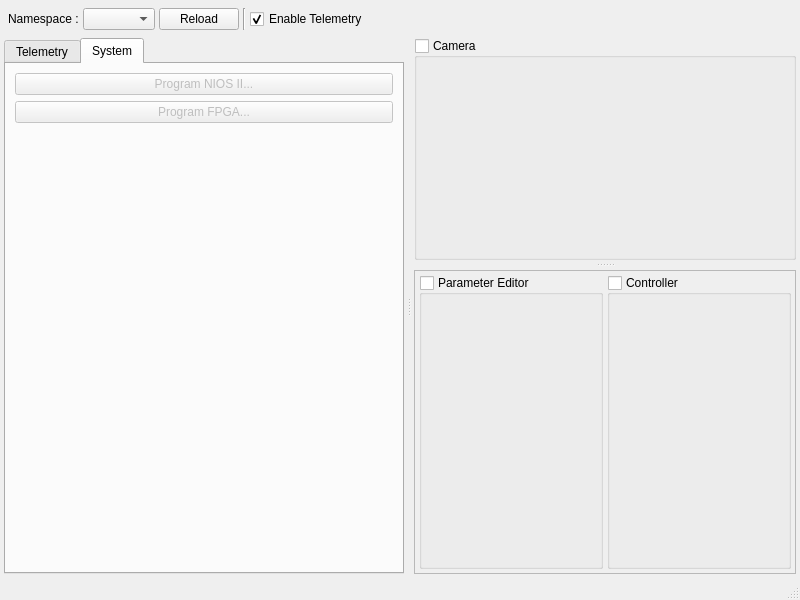
Before: the Qt Designer form src/phoenix_gui/src/main_window.ui in Nkyoku/phoenix-jetson, drawn with Qt 5.
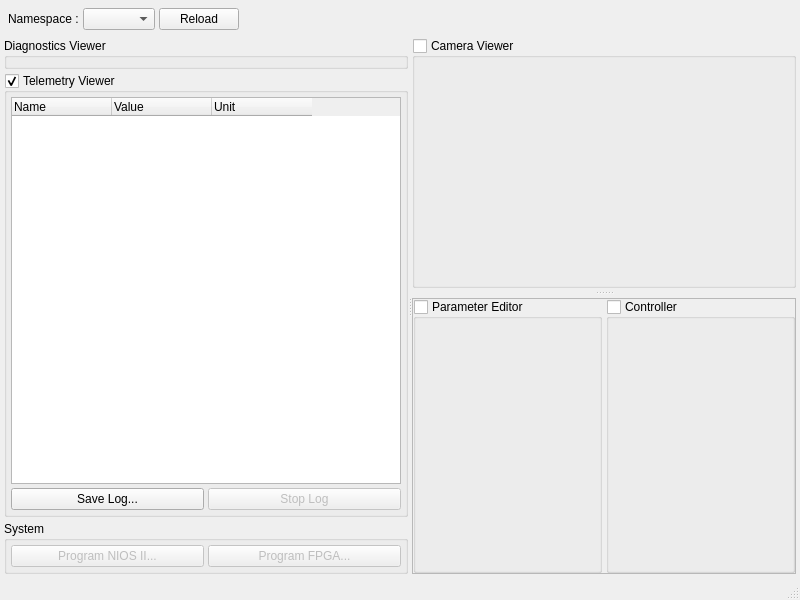
After: the same form once the commit is applied. The open tabs and pages were chosen to show the change. Custom widgets are drawn as their Qt base class.

The edit to the form file:
```diff
--- a/src/phoenix_gui/src/main_window.ui
+++ b/src/phoenix_gui/src/main_window.ui
@@ -78,23 +78,6 @@
          </property>
         </widget>
        </item>
-       <item>
-        <widget class="Line" name="line">
-         <property name="orientation">
-          <enum>Qt::Vertical</enum>
-         </property>
-        </widget>
-       </item>
-       <item>
-        <widget class="QCheckBox" name="enableTelemetryCheckBox">
-         <property name="text">
-          <string>Enable Telemetry</string>
-         </property>
-         <property name="checked">
-          <bool>true</bool>
-         </property>
-        </widget>
-       </item>
        <item>
         <spacer name="horizontalSpacer">
          <property name="orientation">
@@ -116,29 +99,38 @@
       <property name="orientation">
        <enum>Qt::Horizontal</enum>
       </property>
-      <property name="handleWidth">
-       <number>10</number>
-      </property>
-      <widget class="QTabWidget" name="tabWidget">
-       <property name="sizePolicy">
-        <sizepolicy hsizetype="MinimumExpanding" vsizetype="Expanding">
-         <horstretch>0</horstretch>
-         <verstretch>0</verstretch>
-        </sizepolicy>
-       </property>
-       <property name="minimumSize">
-        <size>
-         <width>256</width>
-         <height>256</height>
-        </size>
-       </property>
-       <property name="currentIndex">
+      <widget class="QWidget" name="widget_3" native="true">
+       <layout class="QVBoxLayout" name="verticalLayout_4">
+        <property name="spacing">
+         <number>4</number>
+        </property>
+        <property name="leftMargin">
+         <number>0</number>
+        </property>
+        <property name="topMargin">
+         <number>0</number>
+        </property>
+        <property name="rightMargin">
         <number>0</number>
        </property>
-       <widget class="QWidget" name="telemetryTab">
-        <attribute name="title">
-         <string>Telemetry</string>
-        </attribute>
+        <property name="bottomMargin">
+         <number>0</number>
+        </property>
+        <item>
+         <widget class="DiagnosticsViewer" name="diagnosticsViewer">
+          <property name="title">
+           <string>Diagnostics Viewer</string>
+          </property>
+         </widget>
+        </item>
+        <item>
+         <widget class="QGroupBox" name="groupBox">
+          <property name="title">
+           <string>Telemetry Viewer</string>
+          </property>
+          <property name="checkable">
+           <bool>true</bool>
+          </property>
         <layout class="QVBoxLayout" name="verticalLayout_2">
          <property name="spacing">
           <number>4</number>
@@ -185,6 +177,9 @@
          </item>
          <item>
           <layout class="QHBoxLayout" name="horizontalLayout_2">
+             <property name="spacing">
+              <number>4</number>
+             </property>
            <item>
             <widget class="QPushButton" name="saveLogButton">
              <property name="text">
@@ -202,25 +197,32 @@
              </property>
             </widget>
            </item>
+            </layout>
+           </item>
+          </layout>
+         </widget>
+        </item>
            <item>
-            <widget class="QPushButton" name="selfTestButton">
-             <property name="enabled">
-              <bool>false</bool>
-             </property>
-             <property name="text">
-              <string>Self Test</string>
-             </property>
-            </widget>
-           </item>
-          </layout>
-         </item>
-        </layout>
-       </widget>
-       <widget class="QWidget" name="systemTab">
-        <attribute name="title">
+         <widget class="QGroupBox" name="groupBox_3">
+          <property name="title">
          <string>System</string>
-        </attribute>
-        <layout class="QVBoxLayout" name="verticalLayout_4">
+          </property>
+          <layout class="QHBoxLayout" name="horizontalLayout_4">
+           <property name="spacing">
+            <number>4</number>
+           </property>
+           <property name="leftMargin">
+            <number>4</number>
+           </property>
+           <property name="topMargin">
+            <number>4</number>
+           </property>
+           <property name="rightMargin">
+            <number>4</number>
+           </property>
+           <property name="bottomMargin">
+            <number>4</number>
+           </property>
          <item>
           <widget class="QPushButton" name="programNiosButton">
            <property name="enabled">
@@ -241,21 +243,10 @@
            </property>
           </widget>
          </item>
-         <item>
-          <spacer name="verticalSpacer">
-           <property name="orientation">
-            <enum>Qt::Vertical</enum>
-           </property>
-           <property name="sizeHint" stdset="0">
-            <size>
-             <width>20</width>
-             <height>40</height>
-            </size>
-           </property>
-          </spacer>
-         </item>
-        </layout>
-       </widget>
+          </layout>
+         </widget>
+        </item>
+       </layout>
       </widget>
       <widget class="QWidget" name="widget_2" native="true">
        <property name="sizePolicy">
@@ -296,7 +287,7 @@
           </property>
           <widget class="QGroupBox" name="cameraGroup">
            <property name="title">
-            <string>Camera</string>
+            <string>Camera Viewer</string>
            </property>
            <property name="flat">
             <bool>false</bool>
@@ -326,16 +317,16 @@
              <number>4</number>
             </property>
             <property name="leftMargin">
-             <number>4</number>
+             <number>0</number>
             </property>
             <property name="topMargin">
-             <number>4</number>
+             <number>0</number>
             </property>
             <property name="rightMargin">
-             <number>4</number>
+             <number>0</number>
             </property>
             <property name="bottomMargin">
-             <number>4</number>
+             <number>0</number>
             </property>
             <item>
              <widget class="ParameterEditor" name="parameterGroup">
@@ -388,6 +379,12 @@
    <header>parameter_editor.hpp</header>
    <container>1</container>
   </customwidget>
+  <customwidget>
+   <class>DiagnosticsViewer</class>
+   <extends>QGroupBox</extends>
+   <header>diagnostics_viewer.hpp</header>
+   <container>1</container>
+  </customwidget>
  </customwidgets>
  <resources/>
  <connections/>
```
Lines whose indentation alone changed are shown as unchanged.
